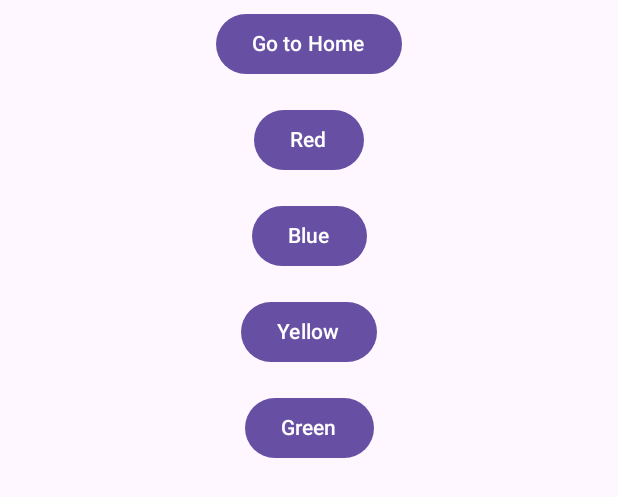
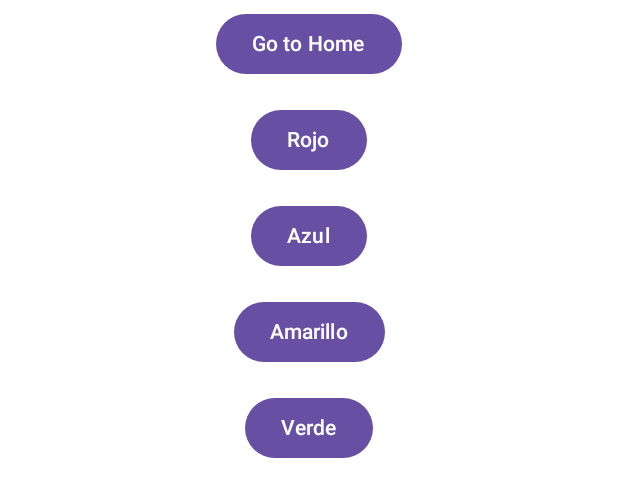
Before and after one commit to Roberquilez/Taller1_Roberto_Quilez, an Android app built with Jetpack Compose: the @Preview function SettingsScreenPreview, on a phone screen of 412 x 824 dp. Shown: the part 406-903 px from the top of the screen. Run offline under Robolectric (Android 15) with nearby library versions, the phone set to English and light mode, and no system bars.

Commit message:
Ya salen los colores del fondo

```diff
--- a/app/src/main/java/com/example/primeraentrega/MainActivity.kt
+++ b/app/src/main/java/com/example/primeraentrega/MainActivity.kt
@@ -1,13 +1,15 @@
 package com.example.primeraentrega
 
+import android.annotation.SuppressLint
 import android.os.Bundle
 import androidx.activity.ComponentActivity
 import androidx.activity.compose.setContent
 import androidx.compose.foundation.layout.*
 import androidx.compose.material3.*
-import androidx.compose.runtime.Composable
+import androidx.compose.runtime.*
 import androidx.compose.ui.Alignment
 import androidx.compose.ui.Modifier
+import androidx.compose.ui.graphics.Color
 import androidx.compose.ui.tooling.preview.Preview
 import androidx.compose.ui.unit.dp
 import androidx.navigation.NavHostController
@@ -23,17 +25,14 @@ class MainActivity : ComponentActivity() {
         setContent {
             PrimeraEntregaTheme {
                 val navController = rememberNavController()
+                val backgroundColor = remember { mutableStateOf(Color.White) }
                 NavHost(navController, startDestination = "home") {
                     composable("home") { HomeScreen(navController) }
                     composable("main") { MainScreen(navController) }
-                    composable("settings") { SettingsScreen(navController) }
+                    composable("settings") { SettingsScreen(navController, backgroundColor) }
                 }
             }
         }
-    }
-
-    private fun SettingsScreen(navController: NavHostController) {
-
     }
 }
 
--- a/app/src/main/java/com/example/primeraentrega/MainScreen.kt
+++ b/app/src/main/java/com/example/primeraentrega/MainScreen.kt
@@ -56,7 +56,7 @@ fun MainScreen(navController: NavHostController) {
                     }
                 }
                 Spacer(modifier = Modifier.height(16.dp))
-                Button(onClick = { navController.navigate("Ajustes") }) {
+                Button(onClick = { navController.navigate("settings") }) {
                     Text(text = "Ir a la pantalla de ajustes")
                 }
             }
--- a/app/src/main/java/com/example/primeraentrega/SettingsScreen.kt
+++ b/app/src/main/java/com/example/primeraentrega/SettingsScreen.kt
@@ -1,9 +1,10 @@
 package com.example.primeraentrega
 
 import android.annotation.SuppressLint
+import androidx.compose.foundation.background
 import androidx.compose.foundation.layout.*
 import androidx.compose.material3.*
-import androidx.compose.runtime.Composable
+import androidx.compose.runtime.*
 import androidx.compose.ui.Alignment
 import androidx.compose.ui.Modifier
 import androidx.compose.ui.graphics.Color
@@ -14,13 +15,13 @@ import androidx.navigation.compose.rememberNavController
 
 @SuppressLint("UnusedMaterial3ScaffoldPaddingParameter")
 @Composable
-fun SettingsScreen(navController: NavHostController, onColorChange: (Color) -> Unit) {
+fun SettingsScreen(navController: NavHostController, backgroundColor: MutableState<Color>) {
     Scaffold(
-        modifier = Modifier.fillMaxSize(),
         content = {
             Column(
                 modifier = Modifier
                     .fillMaxSize()
+                    .background(backgroundColor.value)
                     .padding(16.dp),
                 verticalArrangement = Arrangement.Center,
                 horizontalAlignment = Alignment.CenterHorizontally
@@ -31,20 +32,20 @@ fun SettingsScreen(navController: NavHostController, onColorChange: (Color) -> U
                     Text(text = "Go to Home")
                 }
                 Spacer(modifier = Modifier.height(16.dp))
-                Button(onClick = { onColorChange(Color.Red) }) {
-                    Text(text = "Red")
+                Button(onClick = { backgroundColor.value = Color.Red }) {
+                    Text(text = "Rojo")
                 }
                 Spacer(modifier = Modifier.height(16.dp))
-                Button(onClick = { onColorChange(Color.Blue) }) {
-                    Text(text = "Blue")
+                Button(onClick = { backgroundColor.value = Color.Blue }) {
+                    Text(text = "Azul")
                 }
                 Spacer(modifier = Modifier.height(16.dp))
-                Button(onClick = { onColorChange(Color.Yellow) }) {
-                    Text(text = "Yellow")
+                Button(onClick = { backgroundColor.value = Color.Yellow }) {
+                    Text(text = "Amarillo")
                 }
                 Spacer(modifier = Modifier.height(16.dp))
-                Button(onClick = { onColorChange(Color.Green) }) {
-                    Text(text = "Green")
+                Button(onClick = { backgroundColor.value = Color.Green }) {
+                    Text(text = "Verde")
                 }
             }
         }
@@ -54,5 +55,6 @@ fun SettingsScreen(navController: NavHostController, onColorChange: (Color) -> U
 @Preview(showBackground = true)
 @Composable
 fun SettingsScreenPreview() {
-    SettingsScreen(rememberNavController()) {}
+    val backgroundColor = remember { mutableStateOf(Color.White) }
+    SettingsScreen(rememberNavController(), backgroundColor)
 }
```
